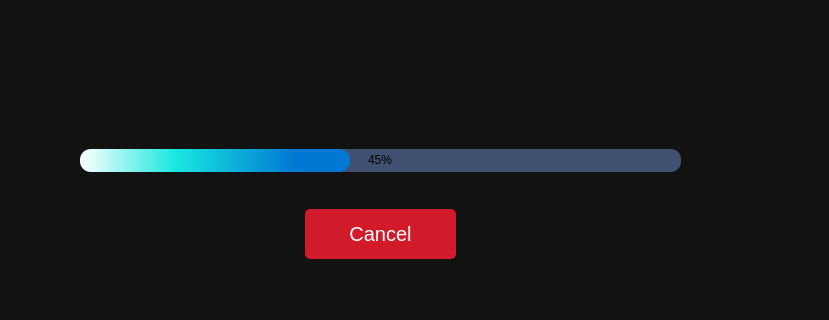
This is ui/flash_screen.ui in JaiNaman-1419/WinBoot as Qt 5 draws it before an edit; both pictures show x 195 to 1024 and y 161 to 481 of the 1024 by 650 pixel window. The edited form follows.
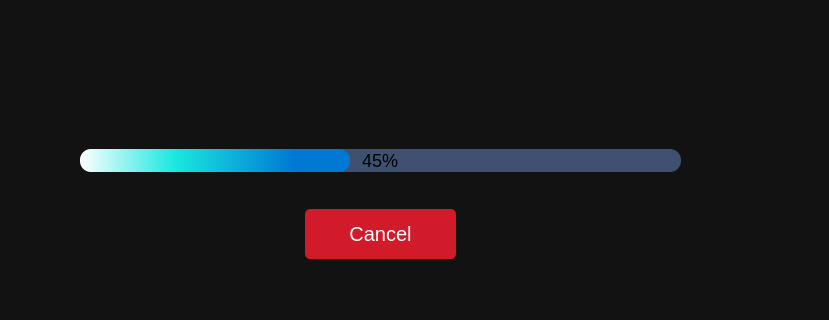
This is the edited form. Icons and pictures are not drawn.

Commit message: Changed the font size of Progressbar's progress.

```diff
--- a/ui/flash_screen.ui
+++ b/ui/flash_screen.ui
@@ -139,7 +139,8 @@
    <property name="styleSheet">
     <string notr="true">QProgressBar{
 	color: #000000;
-	border-radius: 10px;
+	font-size: 18px;
+	border-radius: 11px;
 	background-color: rgba(90, 114, 164, 0.65);
 }
 
```
